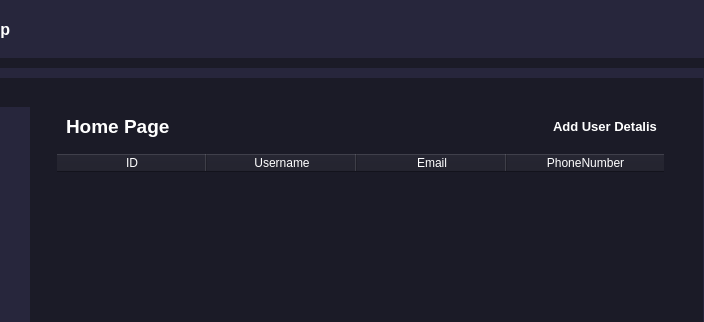
Qt form interface.ui (Anzhelika007/PyQt6_app) before a commit; both pictures show x 170 to 874 and y 0 to 322 of the 1173 by 700 pixel window.
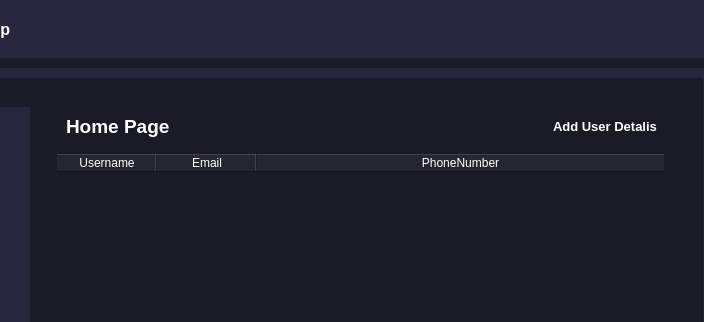
The same form after that commit. Icons and pictures are not drawn.

Diff of the .ui file:
```diff
--- a/interface.ui
+++ b/interface.ui
@@ -628,7 +628,7 @@
                   <widget class="QTableWidget" name="tableWidget">
                    <property name="minimumSize">
                     <size>
-                     <width>607</width>
+                     <width>20</width>
                      <height>0</height>
                     </size>
                    </property>
@@ -642,13 +642,13 @@
                     <bool>false</bool>
                    </attribute>
                    <attribute name="horizontalHeaderDefaultSectionSize">
-                    <number>150</number>
+                    <number>100</number>
                    </attribute>
                    <attribute name="horizontalHeaderHighlightSections">
                     <bool>false</bool>
                    </attribute>
                    <attribute name="horizontalHeaderMinimumSectionSize">
-                    <number>150</number>
+                    <number>100</number>
                    </attribute>
                    <attribute name="horizontalHeaderShowSortIndicator" stdset="0">
                     <bool>true</bool>
@@ -659,11 +659,6 @@
                    <attribute name="verticalHeaderStretchLastSection">
                     <bool>false</bool>
                    </attribute>
-                   <column>
-                    <property name="text">
-                     <string>ID</string>
-                    </property>
-                   </column>
                    <column>
                     <property name="text">
                      <string>Username</string>
```
